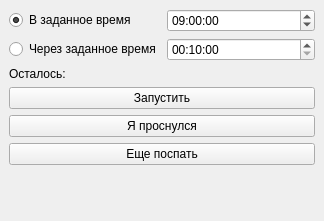
Qt form ui/mainwindow.ui (gil9red/alarm-clock) before a commit.
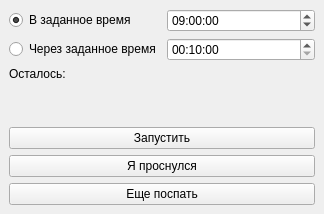
The same form after that commit.

Commit message: Обновлено. Рефакторинг UI и обновление скриншотов

Diff of the .ui file:
```diff
--- a/ui/mainwindow.ui
+++ b/ui/mainwindow.ui
@@ -7,7 +7,7 @@
     <x>0</x>
     <y>0</y>
     <width>324</width>
-    <height>221</height>
+    <height>214</height>
    </rect>
   </property>
   <property name="windowTitle">
@@ -74,30 +74,6 @@
       </property>
      </widget>
     </item>
-    <item>
-     <widget class="QPushButton" name="start_stop">
-      <property name="text">
-       <string>Запустить</string>
-      </property>
-      <property name="checkable">
-       <bool>true</bool>
-      </property>
-     </widget>
-    </item>
-    <item>
-     <widget class="QPushButton" name="i_woke_up">
-      <property name="text">
-       <string>Я проснулся</string>
-      </property>
-     </widget>
-    </item>
-    <item>
-     <widget class="QPushButton" name="more_sleep">
-      <property name="text">
-       <string>Еще поспать</string>
-      </property>
-     </widget>
-    </item>
     <item>
      <spacer name="verticalSpacer">
       <property name="orientation">
@@ -111,6 +87,30 @@
       </property>
      </spacer>
     </item>
+    <item>
+     <widget class="QPushButton" name="start_stop">
+      <property name="text">
+       <string>Запустить</string>
+      </property>
+      <property name="checkable">
+       <bool>true</bool>
+      </property>
+     </widget>
+    </item>
+    <item>
+     <widget class="QPushButton" name="i_woke_up">
+      <property name="text">
+       <string>Я проснулся</string>
+      </property>
+     </widget>
+    </item>
+    <item>
+     <widget class="QPushButton" name="more_sleep">
+      <property name="text">
+       <string>Еще поспать</string>
+      </property>
+     </widget>
+    </item>
    </layout>
   </widget>
  </widget>
```
The commit also changes 5 other files.
